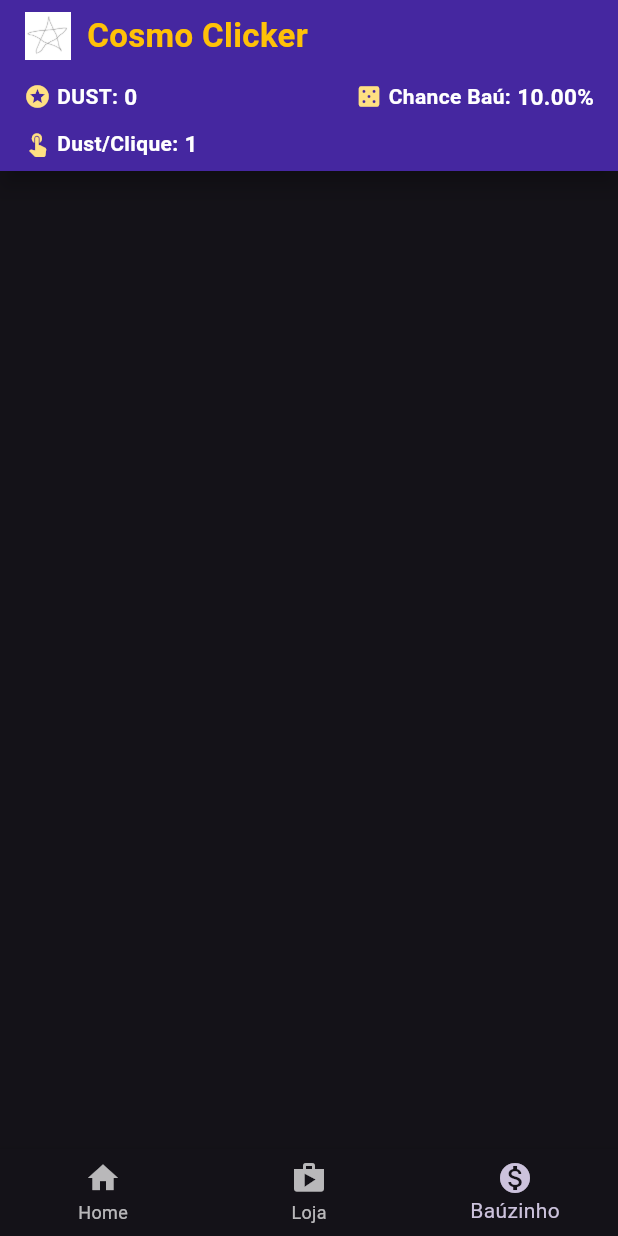
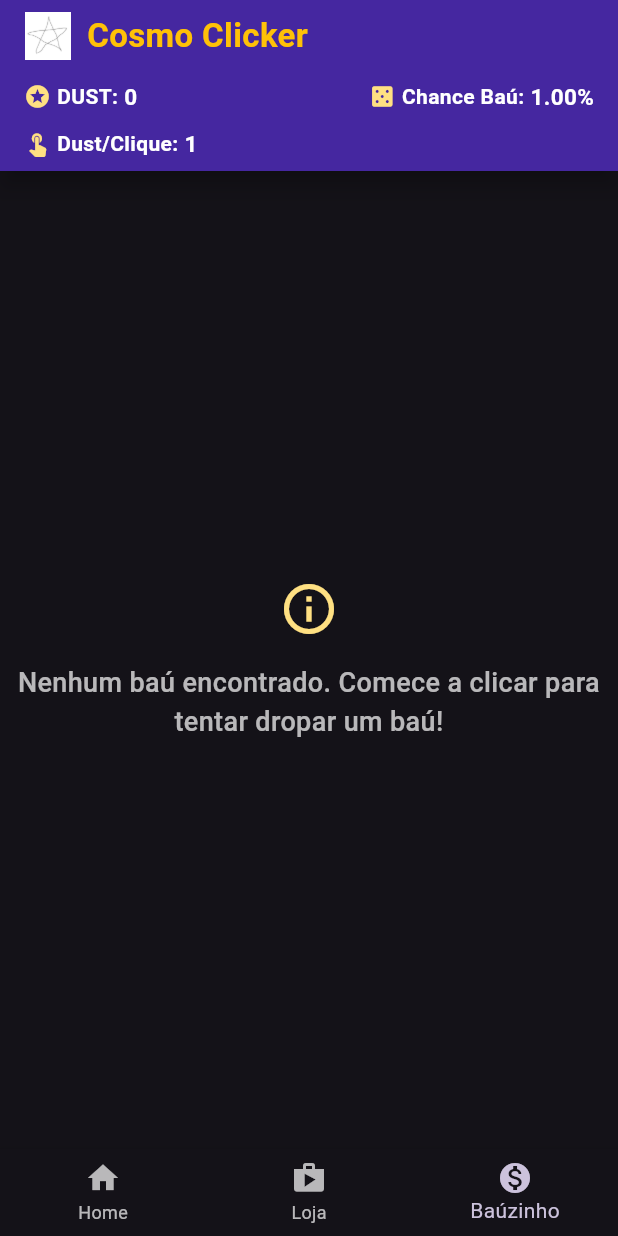
Before and after one commit to carlosyamanaka/cosmo-clicker, a Flutter app: the screen it shows after launch, item 3 of the bottom bar chosen, on a phone screen of 412 x 824 dp. Run offline on Flutter 3.47's test engine with Material 3 defaults, Android fonts, the phone set to English and light mode, and no system bars; our stand-ins replace get_it, shared_preferences.

Commit message:
feat: Enhance chest functionality and UI with probability adjustments and star overlay

```diff
--- a/lib/data/datasources/chest_probability_local_data_source.dart
+++ b/lib/data/datasources/chest_probability_local_data_source.dart
@@ -18,6 +18,6 @@ class ChestProbabilityLocalDataSourceImpl
   @override
   Future<double> getProbability() async {
     final prefs = await SharedPreferences.getInstance();
-    return prefs.getDouble(_probabilityKey) ?? 0.1;
+    return prefs.getDouble(_probabilityKey) ?? 0.01;
   }
 }
--- a/lib/domain/entities/chest.dart
+++ b/lib/domain/entities/chest.dart
@@ -1,12 +1,13 @@
 enum ChestRarity {
-  common('Comum'),
-  rare('Raro'),
-  stellar('Estelar'),
-  boss('Boss');
+  common('Comum', Duration(seconds: 30)),
+  rare('Raro', Duration(minutes: 1)),
+  stellar('Estelar', Duration(minutes: 5)),
+  boss('Boss', Duration(minutes: 15));
 
   final String label;
+  final Duration openDelay;
 
-  const ChestRarity(this.label);
+  const ChestRarity(this.label, this.openDelay);
 }
 
 class Chest {
@@ -16,9 +17,8 @@ class Chest {
 
   Chest({
     required this.dropDate,
-    required this.openDate,
     required this.rarity,
-  });
+  }) : openDate = dropDate.add(rarity.openDelay);
 
   Map<String, dynamic> toJson() {
     return {
@@ -29,10 +29,11 @@ class Chest {
   }
 
   factory Chest.fromJson(Map<String, dynamic> json) {
+    final rarity = ChestRarity.values.byName(json['rarity']);
+    final dropDate = DateTime.parse(json['dropDate']);
     return Chest(
-      dropDate: DateTime.parse(json['dropDate']),
-      openDate: DateTime.parse(json['dropDate']),
-      rarity: ChestRarity.values.byName(json['rarity']),
+      dropDate: dropDate,
+      rarity: rarity,
     );
   }
 }
--- a/lib/presentation/controllers/chest_controller.dart
+++ b/lib/presentation/controllers/chest_controller.dart
@@ -92,7 +92,6 @@ class ChestController extends ValueNotifier<List<Chest>> {
       }
       final chest = Chest(
         dropDate: DateTime.now(),
-        openDate: DateTime.now(),
         rarity: rarity,
       );
       await addChest(chest);
--- a/lib/presentation/pages/chest_page.dart
+++ b/lib/presentation/pages/chest_page.dart
@@ -147,18 +147,39 @@ class _ChestPageState extends State<ChestPage> {
     return ListenableBuilder(
       listenable: Listenable.merge([chestController, currentTimeNotifier]),
       builder: (context, _) {
+        final isEmpty = chestController.value.isEmpty;
         return Column(
           children: [
             Expanded(
-              child: Stack(
+              child: isEmpty
+                  ? Center(
+                      child: Column(
+                        mainAxisAlignment: MainAxisAlignment.center,
+                        children: [
+                          Icon(Icons.info_outline,
+                              color: Colors.amber.shade200, size: 40),
+                          const SizedBox(height: 16),
+                          const Text(
+                            'Nenhum baú encontrado. Comece a clicar para tentar dropar um baú!',
+                            textAlign: TextAlign.center,
+                            style: TextStyle(
+                              color: Colors.white70,
+                              fontSize: 18,
+                              fontWeight: FontWeight.w500,
+                            ),
+                          ),
+                        ],
+                      ),
+                    )
+                  : Stack(
                       fit: StackFit.expand,
                       children: [
                         ListView.separated(
                           itemCount: chestController.value.length,
                           itemBuilder: (BuildContext context, int index) {
                             final chest = chestController.value[index];
-                      final remainingTimeToChestOpen =
-                          chest.openDate.difference(currentTimeNotifier.value);
+                            final remainingTimeToChestOpen = chest.openDate
+                                .difference(currentTimeNotifier.value);
                             return Row(
                               mainAxisAlignment: MainAxisAlignment.spaceAround,
                               children: [
```
Also changed, not shown: lib/core/ui/widgets/custom_app_bar.dart (+5 -3 lines), lib/presentation/pages/main_page.dart (+26 -0 lines), lib/presentation/widgets/star_overlay.dart (added, +82 -0 lines). Lines whose indentation alone changed are shown as unchanged.
